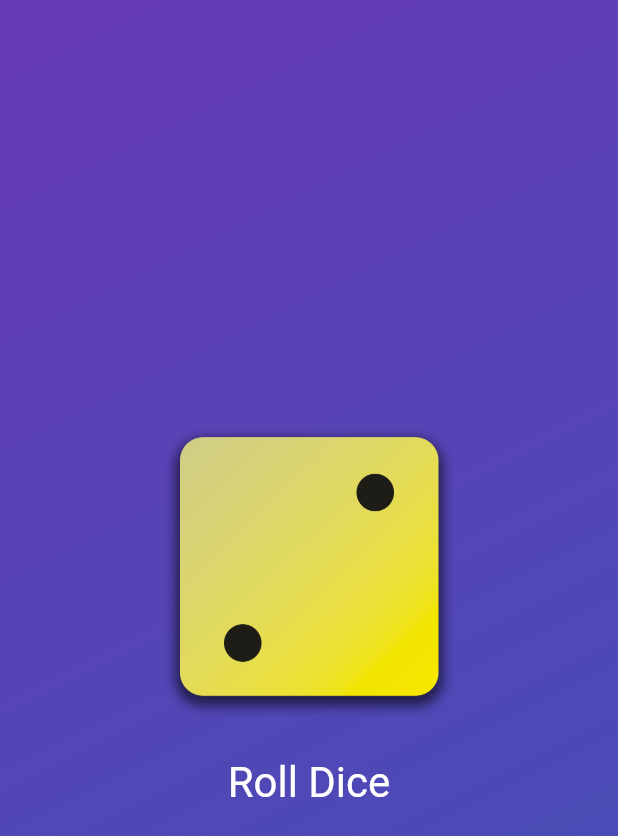
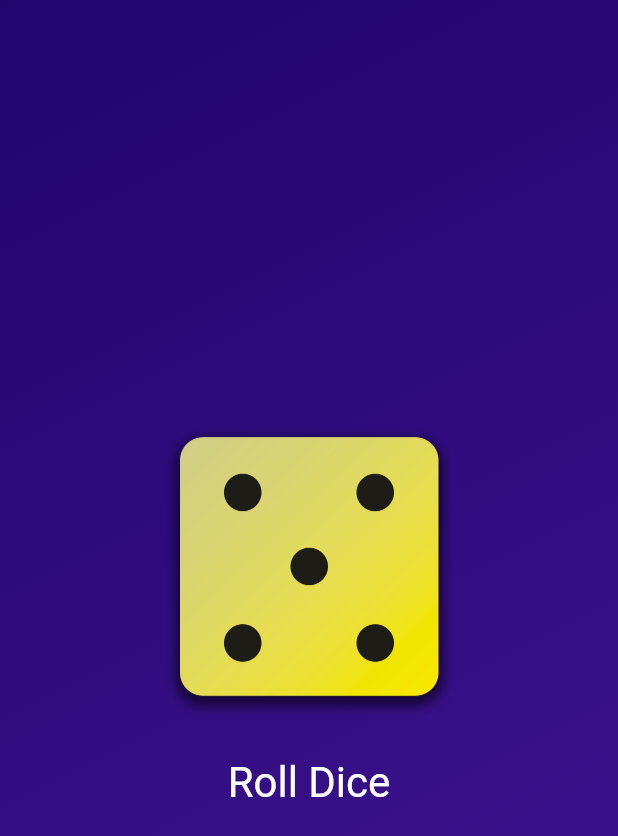
Before and after one commit to ayanesato/flutter_projects, a Flutter app: the screen it shows after launch, after a tap on "Roll Dice", on a phone screen of 412 x 824 dp. Shown: the top 836 px of the screen. Run offline on Flutter 3.47's test engine with Material 3 defaults, Android fonts, the light colour scheme and no system bars.

Commit message:
50まで　セクション1・2終了

```diff
--- /dev/null
+++ b/first_app/lib/dice_roller.dart
@@ -0,0 +1,43 @@
+import 'dart:math';
+import 'package:flutter/material.dart';
+
+final randomizer = Random();
+
+class DiceRoller extends StatefulWidget {
+  const DiceRoller({super.key});
+
+  @override
+  State<DiceRoller> createState() {
+    return _DiceRollerState();
+  }
+}
+
+class _DiceRollerState extends State<DiceRoller> {
+  var currentDiceRoll = 2;
+
+  void rollDice() {
+    setState(() {
+      currentDiceRoll = randomizer.nextInt(6) + 1; //0<->5
+    });
+  }
+
+  @override
+  Widget build(context) {
+    return Column(
+      mainAxisSize: MainAxisSize.min,
+      children: [
+        Image.asset("assets/images/dice-$currentDiceRoll.png", width: 200),
+        const SizedBox(height: 20),
+        TextButton(
+          onPressed: rollDice,
+          style: TextButton.styleFrom(
+            //padding: const EdgeInsets.only(top:20,),
+            foregroundColor: Colors.white,
+            textStyle: const TextStyle(fontSize: 28),
+          ),
+          child: const Text('Roll Dice'),
+        )
+      ],
+    );
+  }
+}
--- a/first_app/lib/gradient_container.dart
+++ b/first_app/lib/gradient_container.dart
@@ -1,4 +1,5 @@
 import 'package:flutter/material.dart';
+import 'package:first_app/dice_roller.dart';
 
 const startAlignment = Alignment.topLeft;
 const endAlignment = Alignment.bottomRight;
@@ -19,29 +20,14 @@
   Widget build(context) {
     return Container(
         decoration: BoxDecoration(
-            gradient: LinearGradient(
-          colors: [color1, color2],
-          begin: startAlignment,
-          end: endAlignment,
-        )),
+          gradient: LinearGradient(
+            colors: [color1, color2],
+            begin: startAlignment,
+            end: endAlignment,
+          ),
+        ),
         child: Center(
-            child: Column(
-          mainAxisSize: MainAxisSize.min,
-          children: [
-            Image.asset('assets/images/dice-2.png', width: 200),
-            const SizedBox(height: 20),
-            TextButton(
-              onPressed: rollDice,
-              style: TextButton.styleFrom(
-                //padding: const EdgeInsets.only(top:20,),
-                foregroundColor: Colors.white,
-                textStyle: const TextStyle(fontSize: 28),
-              ),
-              child: const Text('Roll Dice'),
-            )
-          ],
-        )
-        )
-    );
+          child: DiceRoller(),
+        ));
   }
 }
--- a/first_app/lib/main.dart
+++ b/first_app/lib/main.dart
@@ -3,9 +3,13 @@
 
 void main() {
   runApp(
-      const MaterialApp(
-    home: Scaffold(
-      body:GradientContainer.purple(),
+    const MaterialApp(
+      home: Scaffold(
+        body: GradientContainer(
+          Color.fromARGB(255, 33, 5, 109),
+          Color.fromARGB(255, 68, 21, 149),
+        ),
+      ),
     ),
-  ));
+  );
 }
```
Also changed, not shown: first_app/lib/styled_text.dart (+3 -6 lines).
